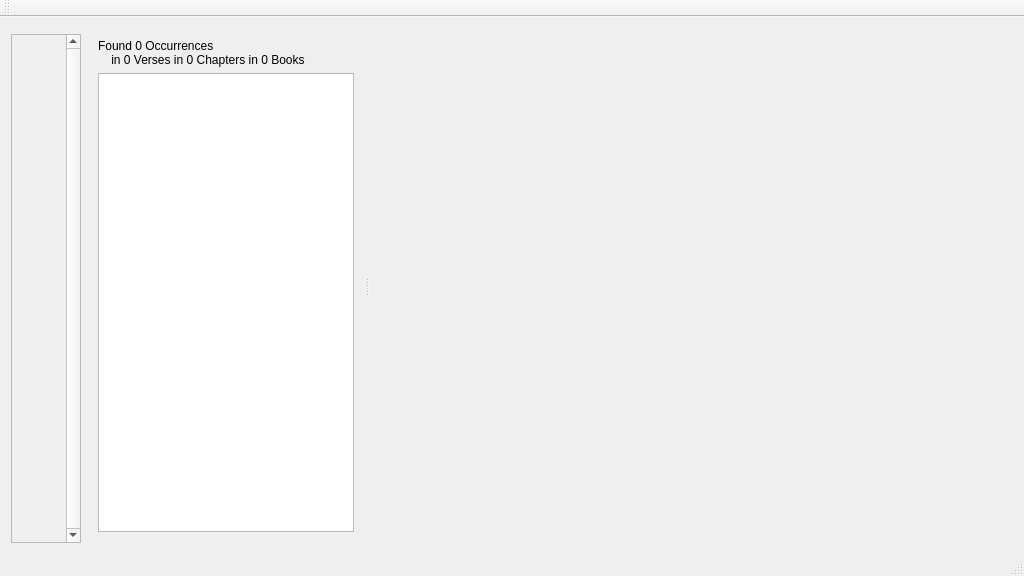
The window that programs/KJVCanOpener/KJVCanOpener.ui (dewhisna/KingJamesPureBibleSearch) describes before a commit, drawn with Qt 5.
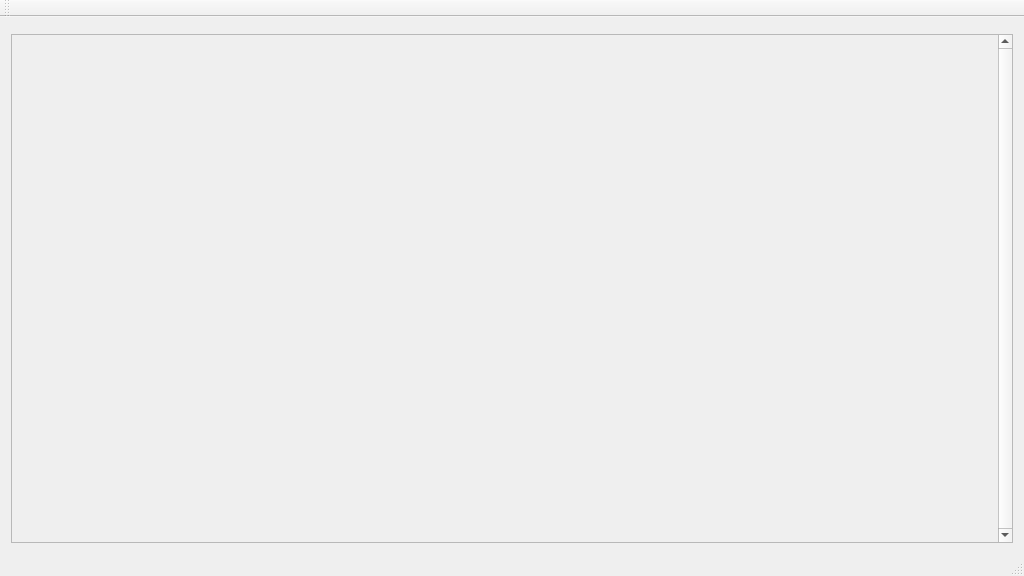
The same window after the commit. Custom widgets are drawn as their Qt base class.

Commit message: First pass through code to clean up initialize() calls and remap the UI layout.  It's compiling and working again, but the tree mode logic isn't working.  Still lots to do on this.

The edit to the form file:
```diff
--- a/programs/KJVCanOpener/KJVCanOpener.ui
+++ b/programs/KJVCanOpener/KJVCanOpener.ui
@@ -36,8 +36,8 @@
    <string>King James Pure Bible Search</string>
   </property>
   <widget class="QWidget" name="centralWidget">
-   <layout class="QGridLayout" name="gridLayout">
-    <item row="0" column="0">
+   <layout class="QHBoxLayout" name="horizontalLayout">
+    <item>
      <layout class="QVBoxLayout" name="verticalLayout_2">
       <item>
        <widget class="CKJVSearchCriteria" name="widgetSearchCriteria" native="true"/>
@@ -70,8 +70,8 @@
           <rect>
            <x>0</x>
            <y>0</y>
-           <width>41</width>
-           <height>496</height>
+           <width>991</width>
+           <height>509</height>
           </rect>
          </property>
          <property name="sizePolicy">
@@ -85,76 +85,6 @@
       </item>
      </layout>
     </item>
-    <item row="0" column="1">
-     <widget class="QSplitter" name="splitter">
-      <property name="orientation">
-       <enum>Qt::Horizontal</enum>
-      </property>
-      <property name="childrenCollapsible">
-       <bool>false</bool>
-      </property>
-      <widget class="QWidget" name="layoutWidget">
-       <layout class="QVBoxLayout" name="verticalLayout">
-        <item>
-         <widget class="QLabel" name="lblSearchResultsCount">
-          <property name="text">
-           <string>Found 0 Occurrences
-    in 0 Verses in 0 Chapters in 0 Books</string>
-          </property>
-          <property name="wordWrap">
-           <bool>true</bool>
-          </property>
-         </widget>
-        </item>
-        <item>
-         <widget class="CSearchResultsTreeView" name="treeViewSearchResults">
-          <property name="sizePolicy">
-           <sizepolicy hsizetype="Expanding" vsizetype="Expanding">
-            <horstretch>10</horstretch>
-            <verstretch>0</verstretch>
-           </sizepolicy>
-          </property>
-          <property name="mouseTracking">
-           <bool>true</bool>
-          </property>
-          <property name="editTriggers">
-           <set>QAbstractItemView::NoEditTriggers</set>
-          </property>
-          <property name="showDropIndicator" stdset="0">
-           <bool>false</bool>
-          </property>
-          <property name="selectionMode">
-           <enum>QAbstractItemView::ExtendedSelection</enum>
-          </property>
-          <property name="verticalScrollMode">
-           <enum>QAbstractItemView::ScrollPerPixel</enum>
-          </property>
-          <property name="rootIsDecorated">
-           <bool>false</bool>
-          </property>
-          <property name="expandsOnDoubleClick">
-           <bool>false</bool>
-          </property>
-          <property name="isWrapping" stdset="0">
-           <bool>false</bool>
-          </property>
-          <attribute name="headerVisible">
-           <bool>false</bool>
-          </attribute>
-         </widget>
-        </item>
-       </layout>
-      </widget>
-      <widget class="CKJVBrowser" name="widgetKJVBrowser" native="true">
-       <property name="sizePolicy">
-        <sizepolicy hsizetype="Expanding" vsizetype="Expanding">
-         <horstretch>20</horstretch>
-         <verstretch>0</verstretch>
-        </sizepolicy>
-       </property>
-      </widget>
-     </widget>
-    </item>
    </layout>
   </widget>
   <widget class="QMenuBar" name="menuBar">
@@ -182,23 +112,12 @@
  </widget>
  <layoutdefault spacing="6" margin="11"/>
  <customwidgets>
-  <customwidget>
-   <class>CKJVBrowser</class>
-   <extends>QWidget</extends>
-   <header>KJVBrowser.h</header>
-   <container>1</container>
-  </customwidget>
   <customwidget>
    <class>CKJVSearchCriteria</class>
    <extends>QWidget</extends>
    <header>KJVSearchCriteria.h</header>
    <container>1</container>
   </customwidget>
-  <customwidget>
-   <class>CSearchResultsTreeView</class>
-   <extends>QTreeView</extends>
-   <header>KJVCanOpener.h</header>
-  </customwidget>
  </customwidgets>
  <resources/>
  <connections/>
```
Left out of the diff: 2 changed lines with no effect on the pictures. The commit also changes 10 other files.
